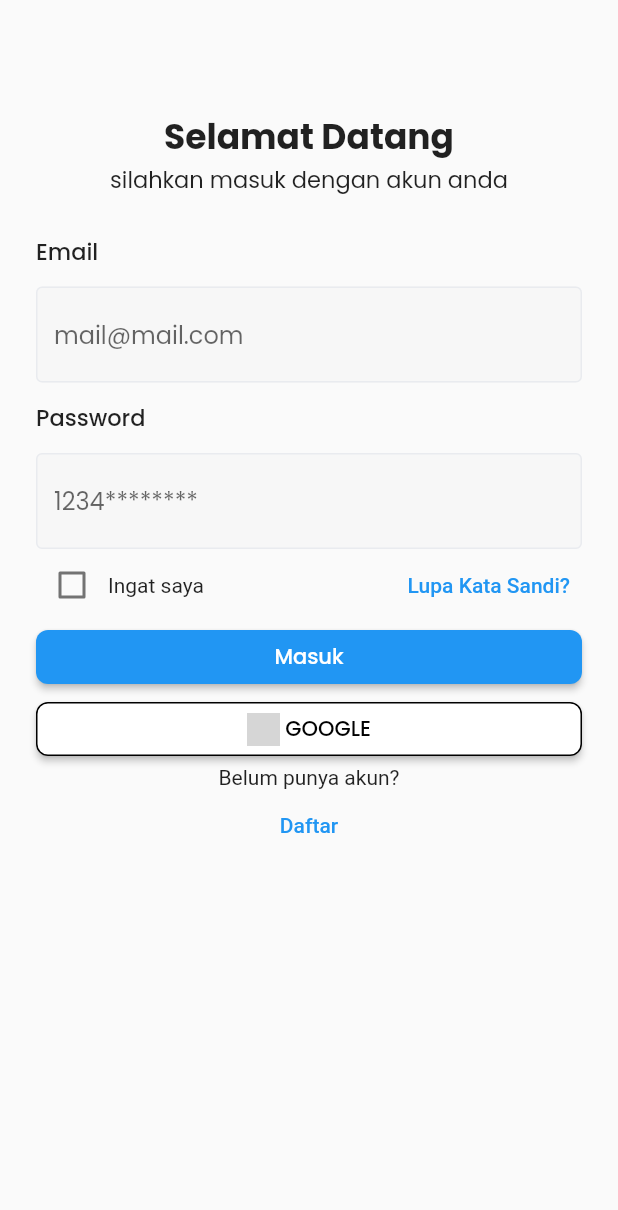
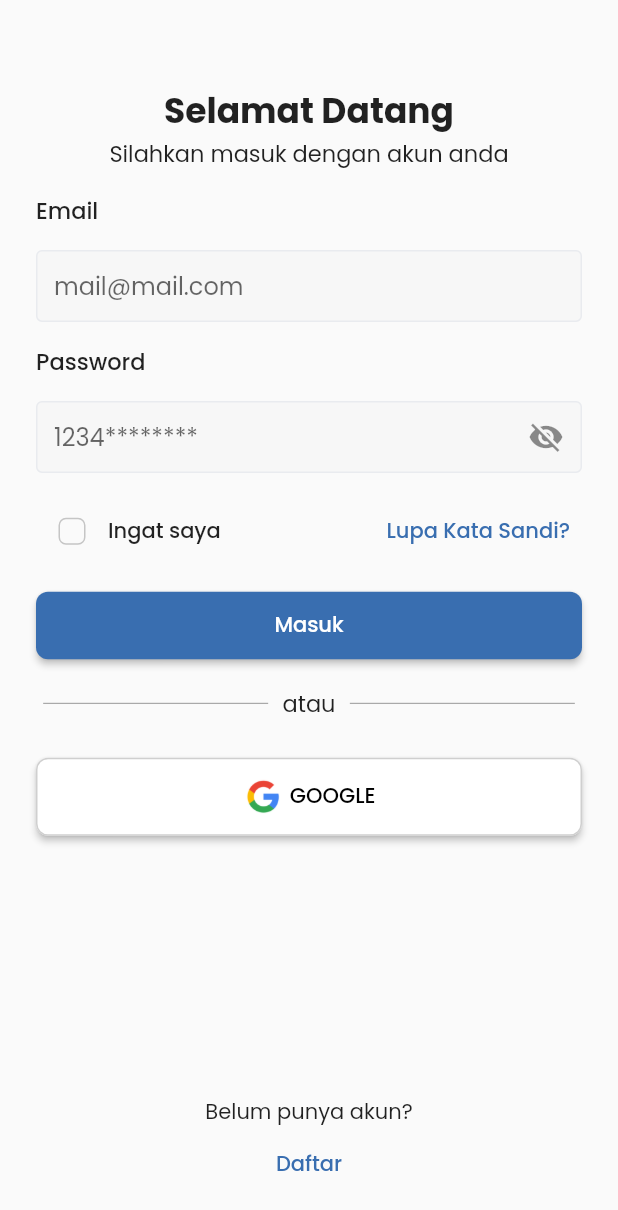
Before and after one commit to Capstone-7/Mobile-App, a Flutter app: the LoginScreen screen opened by its route, on a phone screen of 412 x 824 dp. Shown: the top 1210 px of the screen. Run offline on Flutter 3.47's test engine with Material 2 defaults, Android fonts, the phone set to English and light mode, and no system bars; our stand-ins replace google_fonts, hexcolor; grey boxes are pictures that could not be loaded.

Commit message:
membuat tampilan slincing screen ui login

```diff
--- /dev/null
+++ b/payoll/lib/views/login/views/login_google.dart
@@ -0,0 +1,36 @@
+import 'package:flutter/material.dart';
+import 'package:google_fonts/google_fonts.dart';
+import 'package:hexcolor/hexcolor.dart';
+
+class LoginGoogle extends StatelessWidget {
+  const LoginGoogle({super.key, required this.onPressed});
+  final VoidCallback onPressed;
+
+  @override
+  Widget build(BuildContext context) {
+    return ElevatedButton(
+        style: ElevatedButton.styleFrom(
+            padding: EdgeInsets.all(12.0),
+            side: BorderSide(color: HexColor('#CFCFCF')),
+            backgroundColor: Colors.white,
+            shape:
+                RoundedRectangleBorder(borderRadius: BorderRadius.circular(8))),
+        onPressed: () {},
+        child: Row(
+          mainAxisAlignment: MainAxisAlignment.center,
+          children: [
+            Container(
+                height: 28.0,
+                width: 28.0,
+                child: Image.asset(
+                  'assets/images/google.png',
+                )),
+            Text(
+              ' GOOGLE',
+              style: GoogleFonts.poppins(
+                  color: Colors.black, fontWeight: FontWeight.w500),
+            )
+          ],
+        ));
+  }
+}
--- a/payoll/lib/views/login/views/login_screen.dart
+++ b/payoll/lib/views/login/views/login_screen.dart
@@ -1,7 +1,8 @@
 import 'package:flutter/material.dart';
 import 'package:google_fonts/google_fonts.dart';
 import 'package:hexcolor/hexcolor.dart';
-import 'package:line_icons/line_icon.dart';
+import 'package:payoll/views/login/views/login_google.dart';
+import 'package:payoll/views/login/widgets/login_button.dart';
 
 class LoginScreen extends StatefulWidget {
   static const String routeName = 'loginscreen';
@@ -12,8 +13,11 @@ class LoginScreen extends StatefulWidget {
 }
 
 class _LoginScreenState extends State<LoginScreen> {
+  bool checkBox = false;
+  bool _showHidePass = true;
   @override
   Widget build(BuildContext context) {
+    var size = MediaQuery.of(context).size;
     return Scaffold(
       resizeToAvoidBottomInset: false,
       body: Padding(
@@ -22,7 +26,7 @@ class _LoginScreenState extends State<LoginScreen> {
           crossAxisAlignment: CrossAxisAlignment.stretch,
           children: [
             SizedBox(
-              height: 50.0,
+              height: size.height * 0.040,
             ),
             Center(
                 child: Text(
@@ -31,12 +35,13 @@ class _LoginScreenState extends State<LoginScreen> {
                   fontWeight: FontWeight.bold, fontSize: 23),
             )),
             Center(
-                child: Text('silahkan masuk dengan akun anda',
+                child: Text('Silahkan masuk dengan akun anda',
                     style: GoogleFonts.poppins(fontSize: 15))),
             SizedBox(
-              height: 25.0,
+              height: size.height * 0.018,
             ),
-            Form(
+            Expanded(
+              child: Form(
                   child: Column(
                 crossAxisAlignment: CrossAxisAlignment.stretch,
                 children: [
@@ -46,7 +51,7 @@ class _LoginScreenState extends State<LoginScreen> {
                         fontSize: 15, fontWeight: FontWeight.w500),
                   ),
                   SizedBox(
-                  height: 12,
+                    height: size.height * 0.018,
                   ),
                   TextFormField(
                     decoration: InputDecoration(
@@ -58,11 +63,13 @@ class _LoginScreenState extends State<LoginScreen> {
                         hintStyle: GoogleFonts.poppins(),
                         enabledBorder: OutlineInputBorder(
                             borderSide: BorderSide(color: HexColor('#E9EBEF'))),
+                        contentPadding: EdgeInsets.all(12.0),
                         border: OutlineInputBorder(
-                          borderRadius: BorderRadius.all(Radius.circular(8)))),
+                            borderRadius:
+                                BorderRadius.all(Radius.circular(8)))),
                   ),
                   SizedBox(
-                  height: 12,
+                    height: size.height * 0.018,
                   ),
                   Text(
                     'Password',
@@ -70,10 +77,23 @@ class _LoginScreenState extends State<LoginScreen> {
                         fontSize: 15, fontWeight: FontWeight.w500),
                   ),
                   SizedBox(
-                  height: 12,
+                    height: size.height * 0.018,
                   ),
                   TextFormField(
+                    obscureText: _showHidePass,
                     decoration: InputDecoration(
+                        suffixIcon: IconButton(
+                          icon: _showHidePass
+                              ? Icon(Icons.visibility_off)
+                              : Icon(Icons.visibility),
+                          onPressed: () => {
+                            setState(
+                              () {
+                                _showHidePass = !_showHidePass;
+                              },
+                            )
+                          },
+                        ),
                         filled: true,
                         fillColor: HexColor('#F7F7F7'),
                         focusedBorder: OutlineInputBorder(
@@ -82,8 +102,13 @@ class _LoginScreenState extends State<LoginScreen> {
                         hintStyle: GoogleFonts.poppins(),
                         enabledBorder: OutlineInputBorder(
                             borderSide: BorderSide(color: HexColor('#E9EBEF'))),
+                        contentPadding: EdgeInsets.all(12.0),
                         border: OutlineInputBorder(
-                          borderRadius: BorderRadius.all(Radius.circular(8)))),
+                            borderRadius:
+                                BorderRadius.all(Radius.circular(8)))),
+                  ),
+                  SizedBox(
+                    height: size.height * 0.018,
                   ),
                   Row(
                     mainAxisAlignment: MainAxisAlignment.spaceBetween,
@@ -91,59 +116,86 @@ class _LoginScreenState extends State<LoginScreen> {
                       Row(
                         children: [
                           Checkbox(
-                          value: false,
-                          onChanged: (value) {},
+                            shape: RoundedRectangleBorder(
+                                borderRadius: BorderRadius.circular(5.0)),
+                            side: BorderSide(color: HexColor('#C5C5C5')),
+                            value: checkBox,
+                            onChanged: (bool? value) {
+                              setState(() {
+                                checkBox = value!;
+
+                              });
+                            },
                           ),
-                        Text('Ingat saya'),
+                          Text('Ingat saya',
+                              style: GoogleFonts.poppins(
+                                  fontWeight: FontWeight.w500)),
                         ],
                       ),
                       Row(
                         children: [
                           TextButton(
-                            onPressed: () {}, child: Text('Lupa Kata Sandi?'))
+                              onPressed: () {},
+                              child: Text(
+                                'Lupa Kata Sandi?',
+                                style: GoogleFonts.poppins(
+                                    color: HexColor('#396EB0'),
+                                    fontWeight: FontWeight.w500),
+                              ))
                         ],
                       )
                     ],
                   ),
-              ],
-            )),
-            ElevatedButton(
-                style: ButtonStyle(
-                    shape: MaterialStateProperty.all(RoundedRectangleBorder(
-                        borderRadius: BorderRadius.circular(8)))),
+                  SizedBox(
+                    height: size.height * 0.018,
+                  ),
+                  LoginButton(
                     onPressed: () {},
-                child: Text(
-                  'Masuk',
-                  style: GoogleFonts.poppins(),
-                )),
-            ElevatedButton(
-                style: ButtonStyle(
-                    side: MaterialStateProperty.all(
-                      BorderSide(color: Colors.black),
                   ),
-                    backgroundColor: MaterialStateProperty.all(Colors.white),
-                    shape: MaterialStateProperty.all(RoundedRectangleBorder(
-                        borderRadius: BorderRadius.circular(8)))),
-                onPressed: () {},
-                child: Row(
-                  mainAxisAlignment: MainAxisAlignment.center,
+                  SizedBox(
+                    height: size.height * 0.020,
+                  ),
+                  Row(
+                    mainAxisAlignment: MainAxisAlignment.spaceAround,
                     children: [
                       Container(
-                        height: 22.0,
-                        width: 22.0,
-                        child: Image.asset(
-                          'assets/images/google.png',
-                        )),
+                        height: size.height * 0.001,
+                        width: 150.0,
+                        color: HexColor('#A9A9A9'),
+                      ),
                       Text(
-                      ' GOOGLE',
-                      style: GoogleFonts.poppins(color: Colors.black),
+                        'atau',
+                        style: GoogleFonts.poppins(
+                            fontSize: 15.0, fontWeight: FontWeight.w400),
+                      ),
+                      Container(
+                        height: size.height * 0.001,
+                        width: 150.0,
+                        color: HexColor('#A9A9A9'),
+                      ),
+                    ],
+                  ),
+                  SizedBox(
+                    height: size.height * 0.030,
+                  ),
+                  LoginGoogle(
+                    onPressed: () {},
                   )
                 ],
               )),
+            ),
             Column(
               children: [
-                Text('Belum punya akun?'),
-                TextButton(onPressed: () {}, child: Text('Daftar'))
+                Text(
+                  'Belum punya akun?',
+                  style: GoogleFonts.poppins(),
+                ),
+                TextButton(
+                    onPressed: () {},
+                    child: Text('Daftar',
+                        style: GoogleFonts.poppins(
+                            fontWeight: FontWeight.w500,
+                            color: HexColor('#396EB0'))))
               ],
             ),
           ],
--- /dev/null
+++ b/payoll/lib/views/login/widgets/login_button.dart
@@ -0,0 +1,22 @@
+import 'package:flutter/material.dart';
+import 'package:google_fonts/google_fonts.dart';
+import 'package:hexcolor/hexcolor.dart';
+
+class LoginButton extends StatelessWidget {
+  const LoginButton({super.key, required this.onPressed});
+  final VoidCallback onPressed;
+  @override
+  Widget build(BuildContext context) {
+    return ElevatedButton(
+        style: ElevatedButton.styleFrom(
+            padding: EdgeInsets.all(12.0),
+            backgroundColor: HexColor('#396EB0'),
+            shape:
+                RoundedRectangleBorder(borderRadius: BorderRadius.circular(8))),
+        onPressed: () {},
+        child: Text(
+          'Masuk',
+          style: GoogleFonts.poppins(),
+        ));
+  }
+}
--- a/payoll/pubspec.yaml
+++ b/payoll/pubspec.yaml
@@ -34,7 +34,6 @@ dependencies:
     sdk: flutter
   google_fonts: ^3.0.1
   hexcolor: ^3.0.1
-  line_icons: ^2.0.1
 
 dev_dependencies:
   flutter_lints: ^2.0.0
@@ -53,6 +52,7 @@ flutter:
   # To add assets to your application, add an assets section, like this:
   assets:
     - assets/
+    - assets/images/
     - assets/images/onboarding/
   #    - assets/icons/
   #   - images/a_dot_ham.jpeg
```
Also changed, not shown: payoll/assets/images/google.png. Lines whose indentation alone changed are shown as unchanged.
